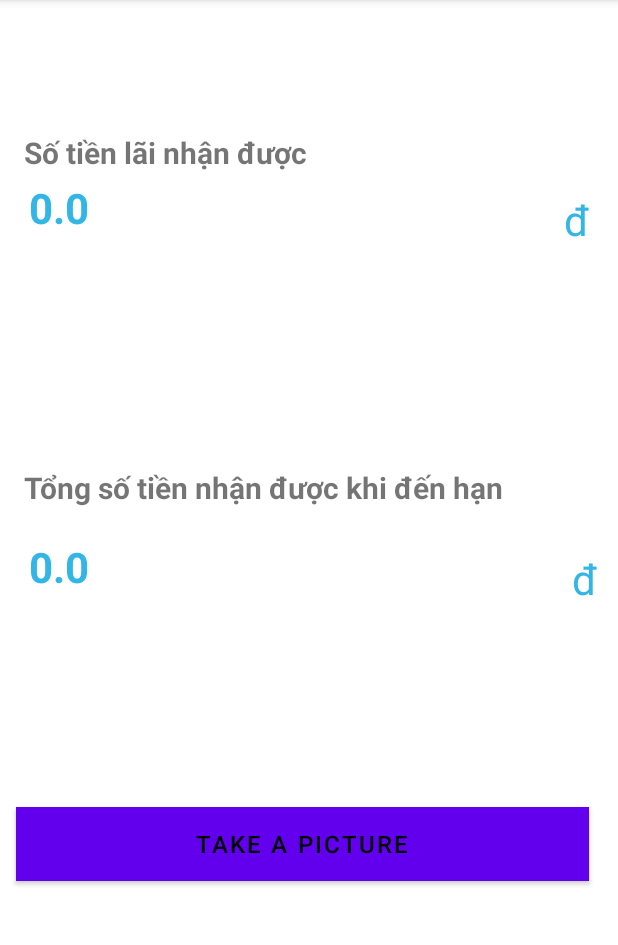
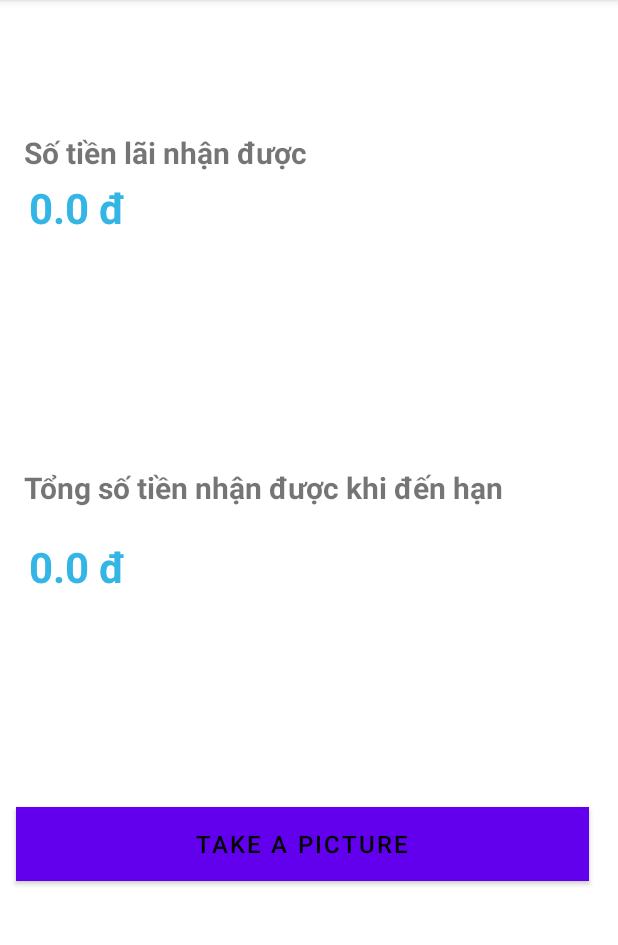
Before and after one commit to HundredSpring/KtraActivity, an Android app: the screen it shows after launch (second), after a tap on "XEM KẾT QUẢ", on a phone screen of 412 x 824 dp, the part 84-1029 px from its top. Run offline under Robolectric (Android 15) with nearby library versions, the phone set to English and light mode, and no system bars; 4 statements that could not run were skipped.

Commit message:
Kiem tra

```diff
--- a/app/src/main/java/com/android/kiemtra_activity/MainActivity.java
+++ b/app/src/main/java/com/android/kiemtra_activity/MainActivity.java
@@ -1,5 +1,6 @@
 package com.android.kiemtra_activity;
 
+import androidx.annotation.Nullable;
 import androidx.appcompat.app.AppCompatActivity;
 
 import android.content.Intent;
@@ -9,10 +10,11 @@ import android.view.View;
 import android.widget.Button;
 import android.widget.EditText;
 import android.widget.TextView;
+import android.widget.Toast;
 
 public class MainActivity extends AppCompatActivity {
 
-
+    int REQUEST_CODE = 123;
     private EditText Sotiengui;
     private EditText Laisuat;
     private EditText Kyhan;
@@ -20,7 +22,7 @@ public class MainActivity extends AppCompatActivity {
     private Button Xemketqua;
 
     public static final String TIENLAI = "TIENLAI";
-    public static final String TONGTIEN = "TIENLAI";
+    public static final String TONGTIEN = "TONGTIEN";
     public static final String BUNDLE = "BUNDLE";
 
 
@@ -40,10 +42,14 @@ public class MainActivity extends AppCompatActivity {
                 double a;
                 double b;
                 double c;
-
-                a = getOperand(Sotiengui);
-                b = getOperand(Laisuat);
-                c = getOperand(Kyhan);
+                try {
+                    a = getOperand(Sotiengui);
+                    b = getOperand(Laisuat);
+                    c = getOperand(Kyhan);
+                }catch (NumberFormatException e){
+                    Toast.makeText(getApplicationContext(), "Error", Toast.LENGTH_SHORT).show();
+                    return;
+                }
 
                 String result;
                 result = String.valueOf(
@@ -63,12 +69,6 @@ public class MainActivity extends AppCompatActivity {
         return (sotiengui*a*b)/360;
     }
 
-//    public void byExtras(String result, String result2){
-//        Intent intent = new Intent(MainActivity.this,second.class);
-//        intent.putExtra(TIENLAI,result);
-//        intent.putExtra(TONGTIEN,result2);
-//        startActivity(intent);
-//    }
 
     public void byBundle(String result, String result2){
         Intent intent = new Intent(MainActivity.this,second.class);
@@ -88,4 +88,11 @@ public class MainActivity extends AppCompatActivity {
         return operandEditText.getText().toString();
     }
 
+    @Override
+    protected void onActivityResult(int requestCode, int resultCode, @Nullable Intent data) {
+        super.onActivityResult(requestCode, resultCode, data);
+        if(requestCode == REQUEST_CODE && resultCode == RESULT_OK && data != null){
+
+        }
+    }
 }
--- a/app/src/main/java/com/android/kiemtra_activity/second.java
+++ b/app/src/main/java/com/android/kiemtra_activity/second.java
@@ -2,6 +2,7 @@ package com.android.kiemtra_activity;
 
 import android.content.Intent;
 import android.os.Bundle;
+import android.provider.MediaStore;
 import android.util.Log;
 import android.view.View;
 import android.widget.EditText;
@@ -27,27 +28,23 @@ public class second extends AppCompatActivity {
         setDatabyBundle();
 
     }
-//    public void setDatabyExtras(){
-//        Intent intent = getIntent();
-//        String tienlai = intent.getStringExtra(MainActivity.TIENLAI);
-//        String tongtien = intent.getStringExtra(MainActivity.TONGTIEN);
-//
-//        Tienlai.setText(tienlai);
-//        Tongtien.setText(tongtien);
-//    }
+
     public void setDatabyBundle(){
         Intent intent = getIntent();
         Bundle bundle = intent.getBundleExtra(MainActivity.BUNDLE);
         String tienlai = bundle.getString(MainActivity.TIENLAI);
         String tongtien = bundle.getString(MainActivity.TONGTIEN);
 
-        Tienlai.setText(tienlai);
-        Tongtien.setText(tongtien);
+        Tienlai.setText(tienlai + " đ");
+        Tongtien.setText(tongtien +" đ");
     }
 
     public void back(View view){
-        Intent intent = new Intent(second.this,MainActivity.class);
+        Intent intent = new Intent(MediaStore.ACTION_IMAGE_CAPTURE);
         startActivity(intent);
+        setResult(RESULT_OK,intent);
+        finish();
+
     }
 
 }
--- a/app/src/main/res/layout/second.xml
+++ b/app/src/main/res/layout/second.xml
@@ -5,20 +5,6 @@
     android:id="@+id/linearLayout"
     android:layout_width="match_parent"
     android:layout_height="match_parent" >
-
-    <TextView
-        android:id="@+id/textView11"
-        android:layout_width="55dp"
-        android:layout_height="42dp"
-        android:layout_marginTop="8dp"
-        android:text="đ"
-        android:textAlignment="textEnd"
-        android:textColor="@android:color/holo_blue_light"
-        android:textSize="28sp"
-        app:layout_constraintEnd_toEndOf="parent"
-        app:layout_constraintHorizontal_bias="0.96"
-        app:layout_constraintStart_toStartOf="parent"
-        app:layout_constraintTop_toTopOf="@+id/tongtiennhanduoc" />
 
     <TextView
         android:id="@+id/tongtiennhanduoc"
@@ -94,17 +80,4 @@
         app:layout_constraintStart_toStartOf="parent"
         app:layout_constraintTop_toBottomOf="@+id/tongtiennhanduoc" />
 
-    <TextView
-        android:id="@+id/textView10"
-        android:layout_width="55dp"
-        android:layout_height="42dp"
-        android:layout_marginTop="8dp"
-        android:text="đ"
-        android:textAlignment="textEnd"
-        android:textColor="@android:color/holo_blue_light"
-        android:textSize="28sp"
-        app:layout_constraintEnd_toEndOf="parent"
-        app:layout_constraintHorizontal_bias="0.946"
-        app:layout_constraintStart_toStartOf="parent"
-        app:layout_constraintTop_toTopOf="@+id/tienlai" />
 </androidx.constraintlayout.widget.ConstraintLayout>
```
